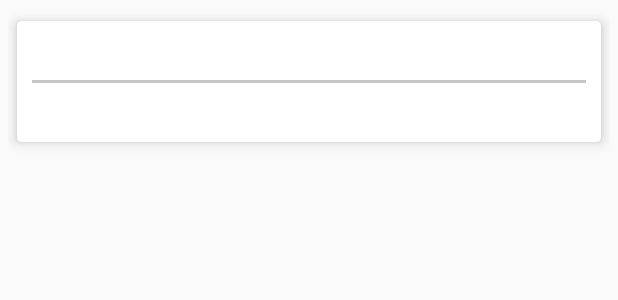
After one commit to prash1410/PUPlanner, an Android app: the layout holiday_row.xml on its own in the app's theme, with its tools: preview values and no code run, on a phone screen of 412 x 824 dp. The commit adds this screen. Shown: the top 300 px of the screen. Run offline under Robolectric (Android 15) with nearby library versions, the phone set to English and light mode, and no system bars.

Commit message:
Another commit

```diff
--- a/app/src/main/java/com/puchd/puplanner/DataBaseErrorCustomAdapter.java
+++ b/app/src/main/java/com/puchd/puplanner/DataBaseErrorCustomAdapter.java
@@ -9,9 +9,6 @@ import android.widget.TextView;
 
 import java.util.ArrayList;
 
-/**
- * Created by Prashant on 23-08-2017.
- */
 
 public class DataBaseErrorCustomAdapter extends ArrayAdapter<DatabaseError> {
 
--- a/app/src/main/java/com/puchd/puplanner/DayLessons.java
+++ b/app/src/main/java/com/puchd/puplanner/DayLessons.java
@@ -1,10 +1,8 @@
 package com.puchd.puplanner;
 
-/**
- * Created by Prashant on 27-08-2017.
- */
 
-public class DayLessons {
+public class DayLessons
+{
     Integer LessonColor;
     String LessonName;
     String LessonAbbreviation;
--- a/app/src/main/java/com/puchd/puplanner/DayLessonsCustomAdapter.java
+++ b/app/src/main/java/com/puchd/puplanner/DayLessonsCustomAdapter.java
@@ -10,7 +10,8 @@ import android.widget.TextView;
 
 import java.util.ArrayList;
 
-public class DayLessonsCustomAdapter extends ArrayAdapter<DayLessons> {
+public class DayLessonsCustomAdapter extends ArrayAdapter<DayLessons>
+{
     private ArrayList<DayLessons> dayLessons;
     Context mcontext;
 
--- a/app/src/main/res/layout/day_lesson_row.xml
+++ b/app/src/main/res/layout/day_lesson_row.xml
@@ -6,7 +6,8 @@
     xmlns:app="http://schemas.android.com/apk/res-auto"
     android:orientation="vertical"
     android:layout_width="match_parent"
-    android:elevation="10dp"
+    app:cardUseCompatPadding="true"
+    app:cardElevation="5dp"
     app:cardCornerRadius="5dp"
     android:layout_marginStart="10dp"
     android:layout_marginTop="10dp"
--- /dev/null
+++ b/app/src/main/res/layout/holiday_row.xml
@@ -0,0 +1,61 @@
+<?xml version="1.0" encoding="utf-8"?>
+<RelativeLayout
+    xmlns:android="http://schemas.android.com/apk/res/android"
+    xmlns:app="http://schemas.android.com/apk/res-auto"
+    android:orientation="vertical"
+    android:padding="5dp"
+    android:layout_width="match_parent"
+    android:layout_height="wrap_content">
+<android.support.v7.widget.CardView
+    app:cardElevation="5dp"
+    app:cardUseCompatPadding="true"
+    app:cardCornerRadius="3dp"
+    android:layout_width="match_parent"
+    android:layout_height="wrap_content">
+    <RelativeLayout
+        android:padding="10dp"
+        android:layout_width="match_parent"
+        android:layout_height="wrap_content">
+
+        <TextView
+            android:gravity="center"
+            android:layout_marginStart="5dp"
+            android:id="@+id/HolidayListDateTextView"
+            android:layout_alignParentStart="true"
+            android:layout_width="wrap_content"
+            android:textColor="#000"
+            android:textSize="14sp"
+            android:layout_height="wrap_content"/>
+
+        <TextView
+            android:layout_marginEnd="5dp"
+            android:id="@+id/HolidaysListTitle"
+            android:layout_marginTop="8dp"
+            android:layout_width="wrap_content"
+            android:layout_height="wrap_content"
+            android:textSize="16sp"
+            android:layout_alignParentEnd="true"
+            android:textColor="#000"/>
+
+        <View
+            android:id="@+id/HolidaysListSeparator"
+            android:layout_marginTop="10dp"
+            android:background="#c7c7c7"
+            android:layout_below="@+id/HolidayListDateTextView"
+            android:layout_width="match_parent"
+            android:layout_height="2dp"/>
+
+        <TextView
+            android:id="@+id/HolidaysListDescription"
+            android:gravity="center"
+            android:textSize="14sp"
+            android:layout_marginTop="10dp"
+            android:layout_below="@+id/HolidaysListSeparator"
+            android:layout_width="match_parent"
+            android:layout_height="wrap_content" />
+
+    </RelativeLayout>
+
+</android.support.v7.widget.CardView>
+
+</RelativeLayout>
```
Also changed, not shown: app/src/main/java/com/puchd/puplanner/CreateEditHoliday.java (+62 -0 lines), app/src/main/java/com/puchd/puplanner/Holidays.java (added, +42 -0 lines), app/src/main/java/com/puchd/puplanner/HolidaysDatabase.java (+43 -3 lines), app/src/main/java/com/puchd/puplanner/HolidaysFragment.java (+20 -0 lines), app/src/main/java/com/puchd/puplanner/HolidaysListAdapter.java (added, +94 -0 lines), app/src/main/res/layout/fragment_holidays.xml (+11 -1 lines).
